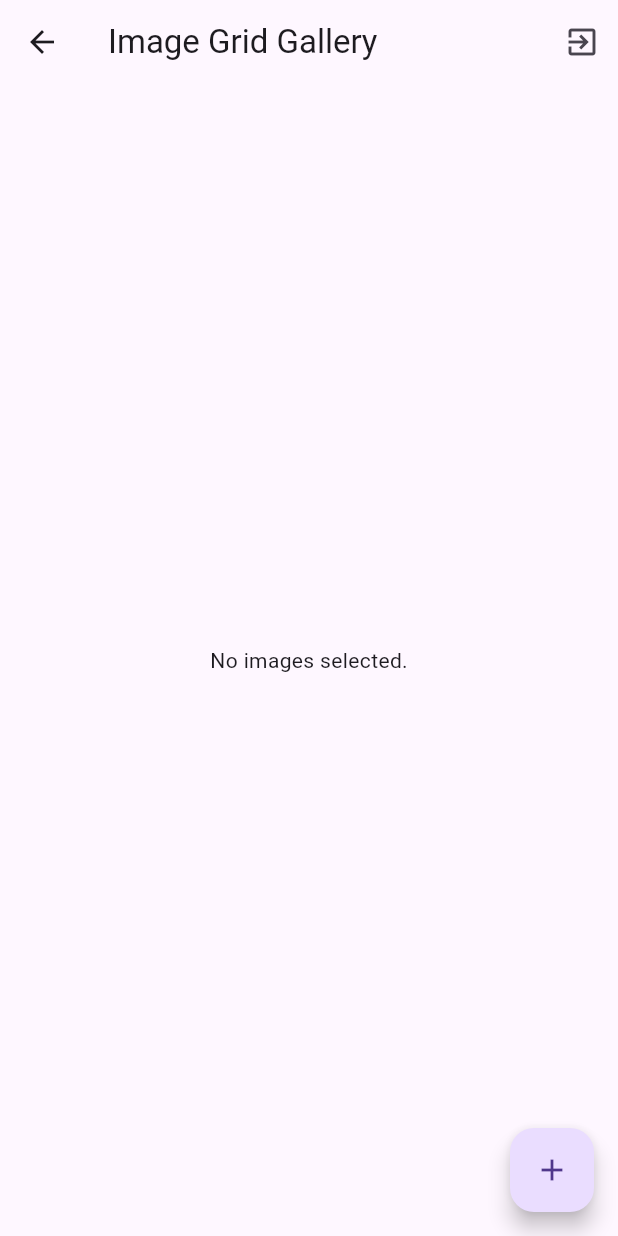
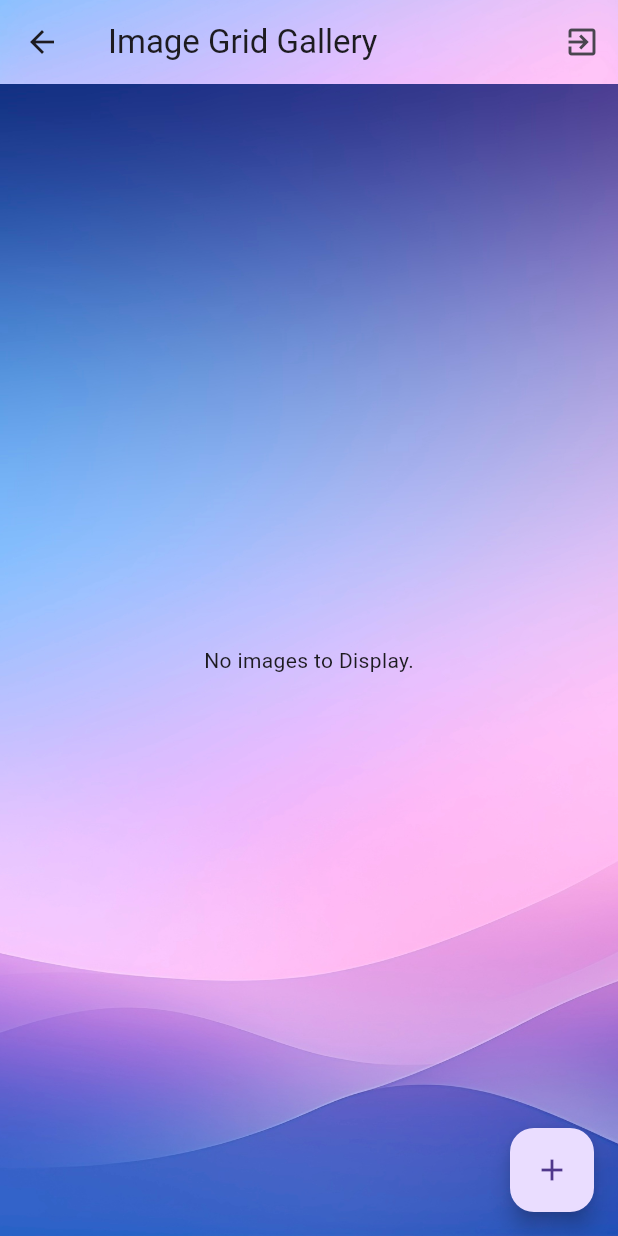
Before and after one commit to SupunTJ/photo-gallery-app, a Flutter app: the screen it shows after launch, after a tap on "View Without Signing In", on a phone screen of 412 x 824 dp. Run offline on Flutter 3.47's test engine with Material 3 defaults, Android fonts, the phone set to English and light mode, and no system bars; our stand-ins replace cloud_firestore, firebase_auth, firebase_core, firebase_storage, google_sign_in, image_picker; accounts and stored records are empty.

Commit message:
modifying the app

```diff
--- a/lib/main.dart
+++ b/lib/main.dart
@@ -33,7 +33,7 @@ class MyApp extends StatelessWidget {
         home: Consumer<LoginProvider>(
           builder: (context, loginProvider, _) {
             if (loginProvider.isAuthenticated) {
-              return HomeScreen(title: 'Image Grid Gallery');
+              return const HomeScreen(title: 'Image Grid Gallery');
             } else {
               return LoginScreen();
             }
--- a/lib/screens/home_screen.dart
+++ b/lib/screens/home_screen.dart
@@ -30,41 +30,53 @@ class HomeScreen extends StatelessWidget {
           if (provider.isAuthenticated)
             IconButton(
               icon: const Icon(Icons.exit_to_app),
-              onPressed: provider.signOut,
+              onPressed: () => provider.signOut(context),
             ),
           if (provider.selectionMode)
             IconButton(
               icon: const Icon(Icons.delete),
               onPressed: provider.selectedUrls.isNotEmpty
-                  ? provider.deleteSelectedImages
+                  ? () => provider.deleteSelectedImages(context)
                   : null,
             ),
           if (provider.imageUrls.isNotEmpty && provider.isAuthenticated)
             IconButton(
               icon: Icon(
-                  provider.selectionMode ? Icons.cancel : Icons.select_all),
-              onPressed: provider.toggleSelectionMode,
+                provider.selectionMode ? Icons.cancel : Icons.select_all,
+              ),
+              onPressed: () => provider.toggleSelectionMode(context),
             ),
         ],
+        flexibleSpace: Container(
+          decoration: const BoxDecoration(
+            image: DecorationImage(
+              image: AssetImage('assets/background.jpg'),
+              fit: BoxFit.cover,
             ),
-      body: Padding(
+          ),
+        ),
+      ),
+      body: Stack(
+        fit: StackFit.expand,
+        children: <Widget>[
+          Image.asset(
+            'assets/background.jpg',
+            fit: BoxFit.cover,
+          ),
+          Padding(
             padding: const EdgeInsets.all(8.0),
             child: provider.imageUrls.isEmpty
-            ? Center(
+                ? const Center(
                     child: Column(
                       mainAxisAlignment: MainAxisAlignment.center,
                       children: [
-                    const Text('No images selected.'),
-                    if (!provider.isAuthenticated)
-                      ElevatedButton(
-                        onPressed: () => _goToLoginScreen(context),
-                        child: const Text('Login'),
-                      ),
+                        Text('No images to Display.'),
                       ],
                     ),
                   )
                 : GridView.builder(
-                gridDelegate: const SliverGridDelegateWithFixedCrossAxisCount(
+                    gridDelegate:
+                        const SliverGridDelegateWithFixedCrossAxisCount(
                       crossAxisCount: 3,
                       crossAxisSpacing: 4.0,
                       mainAxisSpacing: 4.0,
@@ -72,7 +84,8 @@ class HomeScreen extends StatelessWidget {
                     itemCount: provider.imageUrls.length,
                     itemBuilder: (context, index) {
                       String imageUrl = provider.imageUrls[index];
-                  bool isSelected = provider.selectedUrls.contains(imageUrl);
+                      bool isSelected =
+                          provider.selectedUrls.contains(imageUrl);
                       return GestureDetector(
                         onTap: () {
                           if (provider.selectionMode) {
@@ -89,7 +102,7 @@ class HomeScreen extends StatelessWidget {
                         },
                         onLongPress: () {
                           if (!provider.selectionMode) {
-                        provider.toggleSelectionMode();
+                            provider.toggleSelectionMode(context);
                           }
                           provider.selectImage(imageUrl);
                         },
@@ -118,9 +131,11 @@ class HomeScreen extends StatelessWidget {
                     },
                   ),
           ),
+        ],
+      ),
       floatingActionButton: provider.isAuthenticated
           ? FloatingActionButton(
-              onPressed: provider.pickImages,
+              onPressed: () => provider.pickImages(context),
               tooltip: 'Pick Images',
               child: const Icon(Icons.add),
             )
--- a/lib/screens/login_screen.dart
+++ b/lib/screens/login_screen.dart
@@ -9,29 +9,74 @@ class LoginScreen extends StatelessWidget {
   Widget build(BuildContext context) {
     return Scaffold(
       appBar: AppBar(
-        title: const Text('Login'),
+        title: const Text('Welcome to Photo Gallery'),
+        backgroundColor: const Color.fromARGB(133, 83, 137, 218),
+        flexibleSpace: Container(
+          decoration: const BoxDecoration(
+            image: DecorationImage(
+              image: AssetImage('assets/background.jpg'),
+              fit: BoxFit.cover,
             ),
-      body: Center(
+          ),
+        ),
+      ),
+      body: Stack(
+        fit: StackFit.expand,
+        children: <Widget>[
+          Image.asset(
+            'assets/background.jpg',
+            fit: BoxFit.cover,
+          ),
+          Center(
             child: Consumer<LoginProvider>(
               builder: (context, loginProvider, _) => loginProvider.isLoading
-              ? CircularProgressIndicator()
+                  ? const CircularProgressIndicator()
                   : Column(
                       mainAxisAlignment: MainAxisAlignment.center,
                       children: <Widget>[
                         ElevatedButton(
                           onPressed: () async {
-                        User? user = await loginProvider.signInWithGoogle();
+                            User? user =
+                                await loginProvider.signInWithGoogle(context);
                             if (user != null) {
                               Navigator.pushReplacement(
                                 context,
                                 MaterialPageRoute(
-                              builder: (context) =>
-                                  HomeScreen(title: 'Image Grid Gallery'),
+                                  builder: (context) => const HomeScreen(
+                                    title: 'Image Grid Gallery',
+                                  ),
                                 ),
                               );
                             }
                           },
-                      child: const Text('Sign in with Google'),
+                          style: ElevatedButton.styleFrom(
+                            foregroundColor: Colors.black,
+                            backgroundColor: Colors.white,
+                            padding: const EdgeInsets.symmetric(
+                              horizontal: 20.0,
+                              vertical: 12.0,
+                            ),
+                          ),
+                          child: Row(
+                            mainAxisSize: MainAxisSize.min,
+                            mainAxisAlignment: MainAxisAlignment.center,
+                            children: <Widget>[
+                              Image.asset(
+                                'assets/google_logo.png',
+                                height: 24.0,
+                                width: 24.0,
+                              ),
+                              const SizedBox(width: 10),
+                              const Text(
+                                'Sign in with Google',
+                                style: TextStyle(
+                                  fontSize: 16,
+                                  color: Colors
+                                      .black, // Ensure the text color is visible
+                                ),
+                              ),
+                            ],
+                          ),
                         ),
                         const SizedBox(height: 20),
                         TextButton(
@@ -39,8 +84,8 @@ class LoginScreen extends StatelessWidget {
                             Navigator.pushReplacement(
                               context,
                               MaterialPageRoute(
-                            builder: (context) =>
-                                HomeScreen(title: 'Image Grid Gallery'),
+                                builder: (context) => const HomeScreen(
+                                    title: 'Image Grid Gallery'),
                               ),
                             );
                           },
@@ -50,6 +95,8 @@ class LoginScreen extends StatelessWidget {
                     ),
             ),
           ),
+        ],
+      ),
     );
   }
 }
```
Also changed, not shown: lib/providers/gallery_provider.dart (+34 -12 lines), lib/providers/login_provider.dart (+19 -1 lines), lib/screens/full_screen_image.dart (+19 -3 lines), pubspec.yaml (+5 -7 lines), assets/background.jpg (added), assets/google_logo.png (added). Lines whose indentation alone changed are shown as unchanged.
